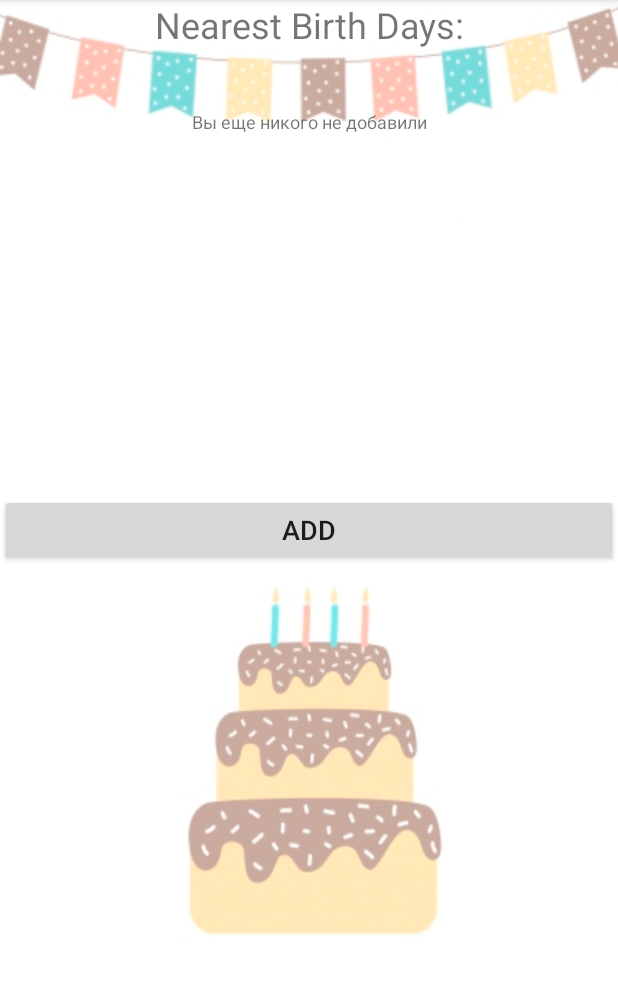
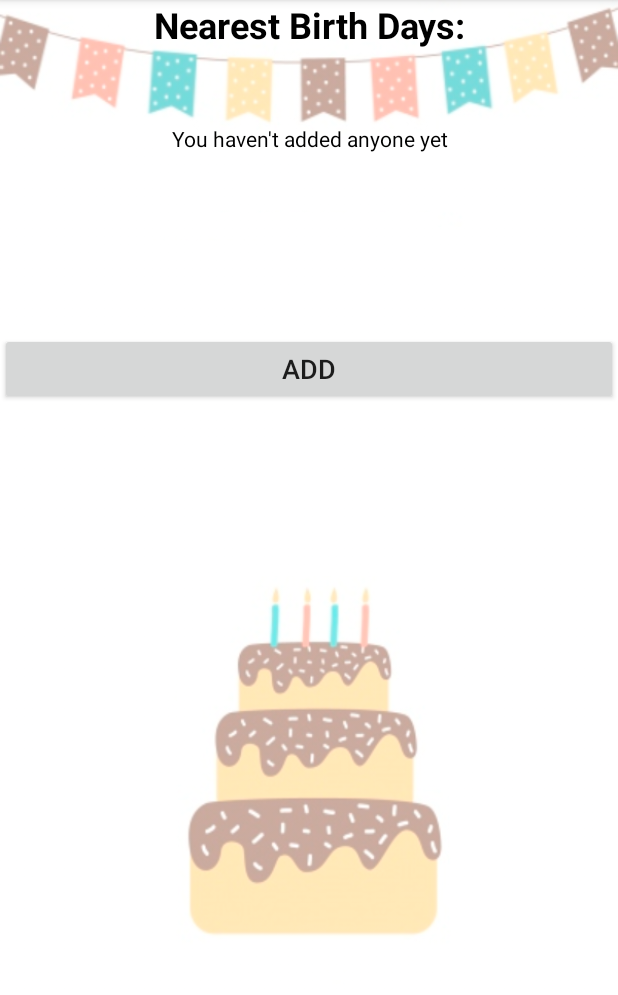
Before and after one commit to Senned-001/Android, an Android app: the screen it shows after launch (MainActivity), on a phone screen of 412 x 824 dp, the part 84-1079 px from its top. Run offline under Robolectric (Android 15) with nearby library versions, the phone set to English and light mode, and no system bars; 1 statement that could not run was skipped.

Commit message:
First commit

```diff
--- a/BirthDayReminder/app/src/main/AndroidManifest.xml
+++ b/BirthDayReminder/app/src/main/AndroidManifest.xml
@@ -1,6 +1,7 @@
 <?xml version="1.0" encoding="utf-8"?>
 <manifest xmlns:android="http://schemas.android.com/apk/res/android"
     package="android.exemple.birthdayreminder">
+    <uses-permission android:name="android.permission.VIBRATE"/>
 
     <application
         android:allowBackup="true"
@@ -9,6 +10,7 @@
         android:roundIcon="@mipmap/ic_launcher_round"
         android:supportsRtl="true"
         android:theme="@style/AppTheme">
+
         <activity android:name=".AllDataActivity"></activity>
         <activity android:name=".MainActivity">
             <intent-filter>
--- a/BirthDayReminder/app/src/main/java/android/exemple/birthdayreminder/AllDataActivity.java
+++ b/BirthDayReminder/app/src/main/java/android/exemple/birthdayreminder/AllDataActivity.java
@@ -44,7 +44,7 @@ public class AllDataActivity extends AppCompatActivity {
         userList.setAdapter(arrayAdapter);
         adapter.close();
     }
-    // по нажатию на кнопку запускаем UserActivity для добавления данных
+    // on button start UserActivity for add data
     public void add(View view){
         Intent intent = new Intent(this, UserActivity.class);
         startActivity(intent);
--- a/BirthDayReminder/app/src/main/java/android/exemple/birthdayreminder/DatabaseAdapter.java
+++ b/BirthDayReminder/app/src/main/java/android/exemple/birthdayreminder/DatabaseAdapter.java
@@ -13,17 +13,19 @@ import java.util.Calendar;
 import java.util.GregorianCalendar;
 import java.util.HashMap;
 import java.util.List;
+import java.util.Locale;
 import java.util.Map;
 
 public class DatabaseAdapter {
     private DatabaseHelper dbHelper;
     private SQLiteDatabase database;
-
-    private static SimpleDateFormat df = new SimpleDateFormat("d.M.yyyy");
-    public static Calendar currentDate = new GregorianCalendar();
+    private Context context;
+    private static SimpleDateFormat df = new SimpleDateFormat("d.M.yyyy", Locale.getDefault());
+    private static Calendar currentDate = Calendar.getInstance();
 
     public DatabaseAdapter(Context context){
         dbHelper = new DatabaseHelper(context.getApplicationContext());
+        this.context = context;
     }
 
     public DatabaseAdapter open(){
@@ -95,6 +97,7 @@ public class DatabaseAdapter {
         return result;
     }
 
+    //get Strings for announce on mainActivity and Notifications
     public  Map<String, String> getAnnonce(){
         List<User> users = getUsers();
         List<User> usersWithBDtoday = new ArrayList<>();
@@ -117,18 +120,18 @@ public class DatabaseAdapter {
         Map<String, String> messageForAnnonce = new HashMap<>();
         String mesForAnnonceToday = "";
         if(!usersWithBDtoday.isEmpty()) {
-            mesForAnnonceToday += usersWithBDtoday.get(0).getName() + " - " + (usersWithBDtoday.get(0).getAge() + 1) + " years";
+            mesForAnnonceToday += usersWithBDtoday.get(0).getName() + " - " + (usersWithBDtoday.get(0).getAge() + 1) + context.getString(R.string.years);
             for (int i = 1; i<usersWithBDtoday.size(); i++) {
-                mesForAnnonceToday += ", " + usersWithBDtoday.get(i).getName() + " - " + (usersWithBDtoday.get(i).getAge() + 1) + " years";
+                mesForAnnonceToday += ", " + usersWithBDtoday.get(i).getName() + " - " + (usersWithBDtoday.get(i).getAge() + 1) + context.getString(R.string.years);
             }
             messageForAnnonce.put("today",mesForAnnonceToday);
         }
 
         String mesForAnnonceTomorrow = "";
         if(!usersWithBDtomorrow.isEmpty()) {
-            mesForAnnonceTomorrow += usersWithBDtomorrow.get(0).getName() + " - " + (usersWithBDtomorrow.get(0).getAge() + 1) + " years";
+            mesForAnnonceTomorrow += usersWithBDtomorrow.get(0).getName() + " - " + (usersWithBDtomorrow.get(0).getAge() + 1) + context.getString(R.string.years);
             for (int i = 1; i < usersWithBDtomorrow.size(); i++) {
-                mesForAnnonceTomorrow += ", " + usersWithBDtomorrow.get(i).getName() + " - " + (usersWithBDtomorrow.get(i).getAge() + 1) + " years";
+                mesForAnnonceTomorrow += ", " + usersWithBDtomorrow.get(i).getName() + " - " + (usersWithBDtomorrow.get(i).getAge() + 1) + context.getString(R.string.years);
             }
             messageForAnnonce.put("tomorrow",mesForAnnonceTomorrow);
         }
--- a/BirthDayReminder/app/src/main/java/android/exemple/birthdayreminder/DatabaseHelper.java
+++ b/BirthDayReminder/app/src/main/java/android/exemple/birthdayreminder/DatabaseHelper.java
@@ -5,10 +5,10 @@ import android.database.sqlite.SQLiteDatabase;
 import android.database.sqlite.SQLiteOpenHelper;
 
 public class DatabaseHelper extends SQLiteOpenHelper {
-    private static final String DATABASE_NAME = "DB.db"; // название бд
-    private static final int SCHEMA = 1; // версия базы данных
-    static final String TABLE = "people"; // название таблицы в бд
-    // названия столбцов
+    private static final String DATABASE_NAME = "DB.db";
+    private static final int SCHEMA = 1; // version of DB(if needs update)
+    static final String TABLE = "people";
+
     public static final String COLUMN_ID = "_id";
     public static final String COLUMN_NAME = "name";
     public static final String COLUMN_DAY = "day";
--- a/BirthDayReminder/app/src/main/java/android/exemple/birthdayreminder/MainActivity.java
+++ b/BirthDayReminder/app/src/main/java/android/exemple/birthdayreminder/MainActivity.java
@@ -28,6 +28,7 @@ public class MainActivity extends AppCompatActivity {
     protected void onCreate(Bundle savedInstanceState) {
         super.onCreate(savedInstanceState);
         setContentView(R.layout.activity_main);
+        setAlarm();
     }
 
     @Override
@@ -45,8 +46,6 @@ public class MainActivity extends AppCompatActivity {
         displayTodayOrTomorrowBD(adapter);
 
         adapter.close();
-
-        setAlarm();
     }
 
     private void displayListofNearestBD (DatabaseAdapter adapter){
@@ -71,14 +70,14 @@ public class MainActivity extends AppCompatActivity {
         TextView annonceTomorrow = (TextView) findViewById(R.id.annonceTomorrow);
         if(annonceText!=null) {
             if (annonceText.containsKey("today")) {
-                annonceTodayTitle.setText("Today celebrate their Birthdays:");
+                annonceTodayTitle.setText(getString(R.string.today_message_full));
                 annonceToday.setText(annonceText.get("today"));
             } else {
                 annonceTodayTitle.setVisibility(View.INVISIBLE);
                 annonceToday.setVisibility(View.INVISIBLE);
             }
             if (annonceText.containsKey("tomorrow")) {
-                annonceTomorrowTitle.setText("Tomorrow celebrate their Birthdays:");
+                annonceTomorrowTitle.setText(getString(R.string.tomorrow_message_full));
                 annonceTomorrow.setText(annonceText.get("tomorrow"));
             } else {
                 annonceTomorrowTitle.setVisibility(View.INVISIBLE);
@@ -102,10 +101,17 @@ public class MainActivity extends AppCompatActivity {
         AlarmManager alarmMgr = (AlarmManager)getSystemService(Context.ALARM_SERVICE);
         Intent intent = new Intent(this, MyAlarmReceiver.class);
         PendingIntent pendingIntent = PendingIntent.getBroadcast(this, 0, intent, 0);
-        Calendar time = Calendar.getInstance();
-        time.setTimeInMillis(System.currentTimeMillis());
-        time.add(Calendar.SECOND, 30);
-        alarmMgr.set(AlarmManager.RTC_WAKEUP, time.getTimeInMillis(), pendingIntent);
+        Calendar calendar = Calendar.getInstance();
+        Calendar cal = Calendar.getInstance();
+
+        calendar.set(Calendar.YEAR, cal.get(Calendar.YEAR));
+        calendar.set(Calendar.MONTH, cal.get(Calendar.MONTH));
+        calendar.set(Calendar.DAY_OF_MONTH, cal.get(Calendar.DAY_OF_MONTH));
+        calendar.set(Calendar.HOUR_OF_DAY, 9);
+        calendar.set(Calendar.MINUTE, 0);
+        calendar.set(Calendar.SECOND, 0);
+        calendar.set(Calendar.MILLISECOND, 0);
+        alarmMgr.setRepeating(AlarmManager.RTC_WAKEUP, calendar.getTimeInMillis(), AlarmManager.INTERVAL_DAY, pendingIntent);
     }
 
     //Create menu
@@ -113,8 +119,8 @@ public class MainActivity extends AppCompatActivity {
     public boolean onCreateOptionsMenu(Menu menu) {
         super.onCreateOptionsMenu(menu);
 
-        menu.add(0,1,0,"Посмотреть всех");
-        menu.add(0,2,1,"Выход");
+        menu.add(0,1,0, getString(R.string.show_all_menu));
+        menu.add(0,2,1,getString(R.string.exit_menu));
         return true;
     }
 
--- a/BirthDayReminder/app/src/main/java/android/exemple/birthdayreminder/UserAdapter.java
+++ b/BirthDayReminder/app/src/main/java/android/exemple/birthdayreminder/UserAdapter.java
@@ -33,7 +33,8 @@ public class UserAdapter extends ArrayAdapter<User> {
         ((TextView) convertView.findViewById(R.id.text2))
                 .setText(user.getDay()+" " + monthsNames[user.getMonth()-1]);
         ((TextView) convertView.findViewById(R.id.text3))
-                .setText(user.getAge()!=0?"" +user.getAge():"?");
+                .setText(user.getAge()!=0 ? "" + (user.getAge()+1) + getContext().getString(R.string.years):
+                        "?" + getContext().getString(R.string.years));
 
         return convertView;
     }
--- a/BirthDayReminder/app/src/main/res/layout/activity_all_data.xml
+++ b/BirthDayReminder/app/src/main/res/layout/activity_all_data.xml
@@ -8,9 +8,10 @@
     <Button
         android:layout_width="match_parent"
         android:layout_height="wrap_content"
-        android:text="Добавить"
+        android:text="@string/add_button"
         android:onClick="add"
-        android:textSize="18dp"/>
+        android:textSize="18dp"
+        android:layout_marginTop="90dp"/>
     <ListView
         android:id="@+id/list_allData"
         android:layout_width="match_parent"
--- a/BirthDayReminder/app/src/main/res/layout/activity_main.xml
+++ b/BirthDayReminder/app/src/main/res/layout/activity_main.xml
@@ -10,32 +10,40 @@
         android:layout_height="wrap_content"
         android:text="@string/nearestBD"
         android:textSize="24sp"
+        android:textStyle="bold"
+        android:textColor="#000"
         android:gravity="center_horizontal"/>
     <TextView
         android:id="@+id/notification1"
         android:layout_width="match_parent"
         android:layout_height="wrap_content"
-        android:text="Вы еще никого не добавили"
-        android:textSize="12sp"
-        android:padding="40dp"
+        android:textSize="14sp"
+        android:text="@string/nearestBDNotification"
+        android:textColor="#000"
+        android:padding="50dp"
         android:gravity="center_horizontal"/>
+
     <ListView
         android:id="@+id/list_main"
         android:layout_width="match_parent"
-        android:layout_height="200dp"
-        android:divider="@null" />
+        android:layout_height="wrap_content"
+        android:divider="@null"
+        android:layout_marginTop="50dp"/>
     <Button
         android:layout_width="match_parent"
         android:layout_height="wrap_content"
         android:text="@string/add_button"
         android:onClick="add"
         android:textSize="18dp"
-        android:layout_gravity="end"/>
+        android:layout_marginTop="20dp"        />
     <TextView
         android:id="@+id/annonceTodayTitle"
         android:layout_width="match_parent"
         android:layout_height="wrap_content"
         android:textSize="22sp"
+        android:textStyle="bold"
+        android:textColor="#000"
+        android:layout_marginTop="40dp"
         android:gravity="center_horizontal"
         />
     <TextView
@@ -43,6 +51,7 @@
         android:layout_width="match_parent"
         android:layout_height="wrap_content"
         android:textSize="20sp"
+        android:textColor="#000"
         android:padding="20dp"
         android:gravity="center_horizontal"/>
     <TextView
@@ -50,6 +59,8 @@
         android:layout_width="match_parent"
         android:layout_height="wrap_content"
         android:textSize="21sp"
+        android:textStyle="bold"
+        android:textColor="#000"
         android:gravity="center_horizontal"
         />
     <TextView
@@ -57,6 +68,7 @@
         android:layout_width="match_parent"
         android:layout_height="wrap_content"
         android:textSize="20sp"
+        android:textColor="#000"
         android:padding="20dp"
         android:gravity="center_horizontal"/>
 </LinearLayout>
--- a/BirthDayReminder/app/src/main/res/values/strings.xml
+++ b/BirthDayReminder/app/src/main/res/values/strings.xml
@@ -15,6 +15,7 @@
         <item>December</item>
     </string-array>
     <string name="nearestBD">Nearest Birth Days:</string>
+    <string name="nearestBDNotification">You haven\'t added anyone yet</string>
     <string name="add_button">Add</string>
     <string name="save_button">Save</string>
     <string name="del_button">Delete</string>
@@ -26,4 +27,11 @@
     <string name="or">" or "</string>
     <string name="show_all_menu">Show all</string>
     <string name="exit_menu">Exit</string>
+    <string name="today_message">Today is BD of </string>
+    <string name="tomorrow_message">Tomorrow is BD of </string>
+    <string name="today_message_full">Today is Birthday of: </string>
+    <string name="tomorrow_message_full">Tomorrow is Birthday of: </string>
+    <string name="years"> y.</string>
+    <string name="alert_name_message">Enter correct name</string>
+    <string name="alert_date_message">Enter correct date</string>
 </resources>
```
Also changed, not shown: BirthDayReminder/app/src/main/java/android/exemple/birthdayreminder/MyAlarmReceiver.java (+13 -16 lines), BirthDayReminder/app/src/main/java/android/exemple/birthdayreminder/UserActivity.java (+6 -6 lines), BirthDayReminder/app/src/main/res/layout/activity_user.xml (+2 -8 lines), BirthDayReminder/app/src/main/res/layout/list_layout.xml (+6 -3 lines), 1 other file.
